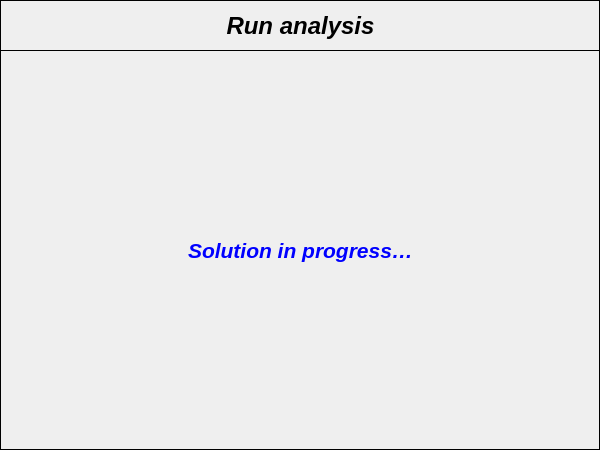
Qt form data/user_input/ui/Analysis/runAnalysisInput.ui (open-pulse/OpenPulse) before a commit.
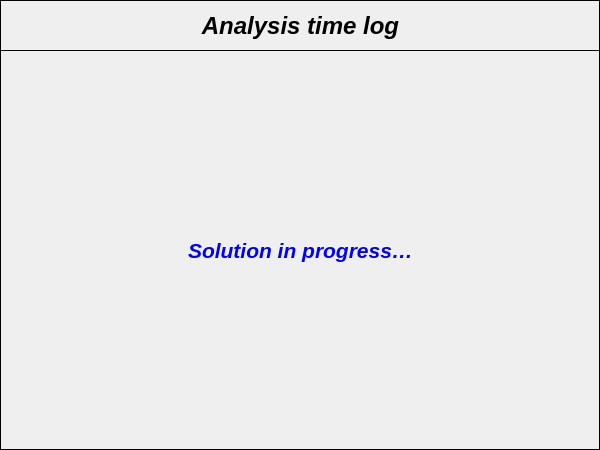
The same form after that commit. Icons and pictures are not drawn.

The edit to the form file:
```diff
--- a/data/user_input/ui/Analysis/runAnalysisInput.ui
+++ b/data/user_input/ui/Analysis/runAnalysisInput.ui
@@ -99,7 +99,7 @@
      </font>
     </property>
     <property name="text">
-     <string>Run analysis</string>
+     <string>Analysis time log</string>
     </property>
     <property name="textFormat">
      <enum>Qt::AutoText</enum>
```
